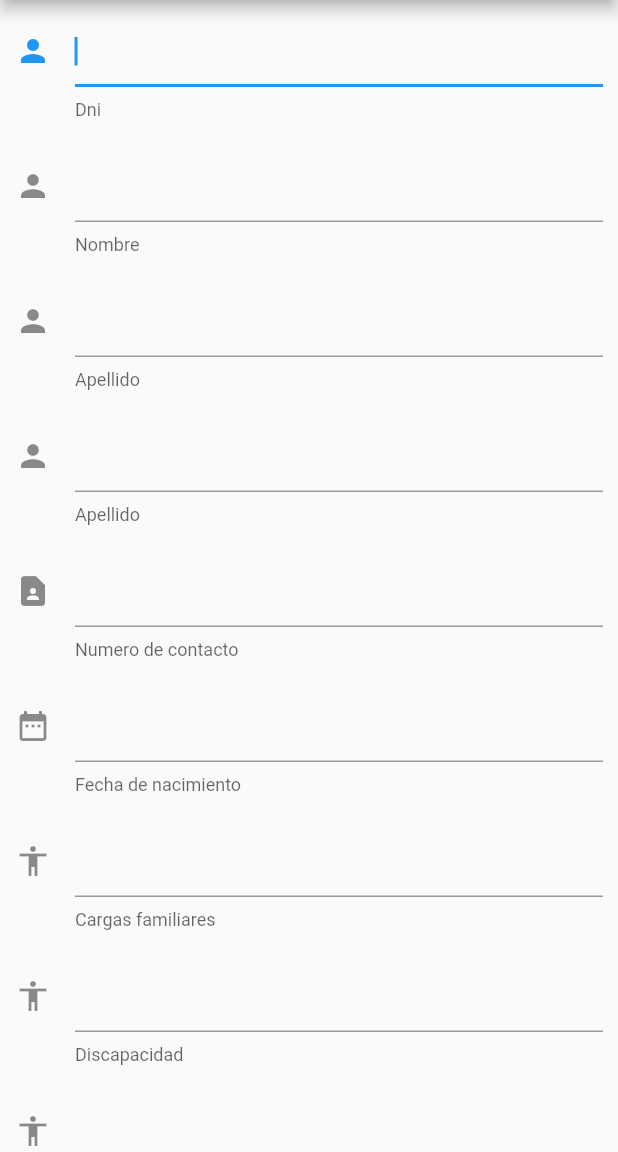
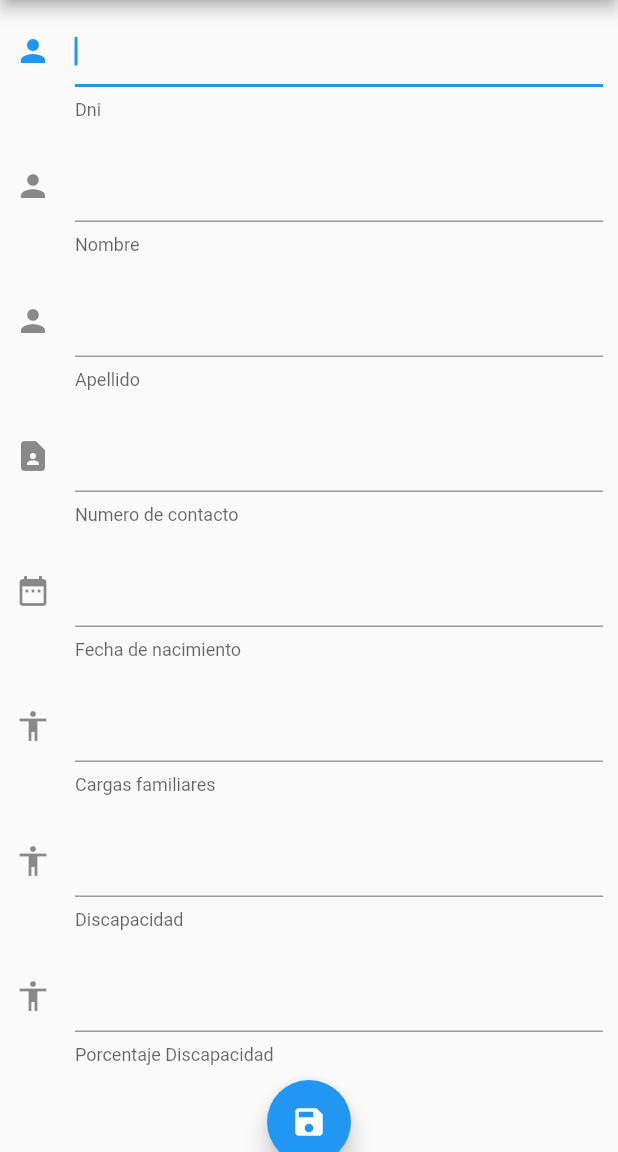
Before and after one commit to JhairV2002/grupo_1_a, a Flutter app: the ListPersonScreen screen opened by its route, after a tap on the "add" icon, on a phone screen of 412 x 824 dp, the part 84-1236 px from its top. Run offline on Flutter 3.47's test engine with Material 2 defaults, Android fonts, the phone set to English and light mode, and no system bars; network calls fail.

Commit message:
create y read funcionando

```diff
--- a/lib/providers/person_provider.dart
+++ b/lib/providers/person_provider.dart
@@ -1,15 +1,16 @@
 import 'dart:convert';
+import 'package:flutter/foundation.dart';
 import 'package:flutter/material.dart';
 import 'package:grupo_1_a/models/person.dart';
 import 'package:http/http.dart' as http;
 
 class PersonProvider with ChangeNotifier {
   final List<Person> persons = [];
-  final String url = 'http://localhost:8080/person/findAll';
+  String uri = 'http://localhost:8080/person';
 
   Future<List<Person>> getPersons() async {
-    var uri = Uri.parse(url);
-    var response = await http.get(uri);
+    var url = Uri.parse("$uri/findAll");
+    var response = await http.get(url);
     List<dynamic> responseBody = await jsonDecode(response.body);
 
     responseBody.forEach((el) {
@@ -21,4 +22,20 @@ class PersonProvider with ChangeNotifier {
     return persons;
   }
 
+  Future createPerson(Map<String, String> body) async {
+    var url = Uri.parse("$uri/save");
+    var response = await http.post(url,
+        body: jsonEncode(body), headers: {"Content-Type": "application/json"});
+    print(response);
+  }
+
+  Future<Person> getPersonById(id) async {
+    String url = 'http://localhost:8080/person/findById/$id';
+    var uri = Uri.parse(url);
+    var response = await http.get(uri);
+    var resposeBody = await jsonDecode(response.body);
+    Person person = Person.fromJson(resposeBody);
+
+    return person;
+  }
 }
--- a/lib/screens/form.dart
+++ b/lib/screens/form.dart
@@ -1,17 +1,38 @@
+import 'dart:async';
 import 'package:flutter/material.dart';
+import 'package:grupo_1_a/models/person.dart';
+import 'package:grupo_1_a/providers/person_provider.dart';
 import 'package:grupo_1_a/widgets/text_form_field.dart';
+import 'package:provider/provider.dart';
 
 class FormScreen extends StatelessWidget {
-  const FormScreen({super.key});
+  Person? person;
+  FormScreen({super.key, this.person});
+
+  Map<String, String> formValues = {
+    "id": "0",
+    "dni": "",
+    "name": "",
+    "lastname": "",
+    "contactNumber": "",
+    "birtday": "",
+    "familyBurdens": "",
+    "disability": "",
+    "disabilityPercent": "",
+  };
+  final _formKey = GlobalKey<FormState>();
 
   @override
   Widget build(BuildContext context) {
+    final personProvider = Provider.of<PersonProvider>(context);
     return Scaffold(
       resizeToAvoidBottomInset: false,
       appBar: AppBar(
           title: const Text("Agregar persona"),
           backgroundColor: const Color.fromARGB(255, 23, 18, 18)),
-      body: SingleChildScrollView(
+      body: Form(
+        key: _formKey,
+        child: SingleChildScrollView(
           child: Column(
             mainAxisAlignment: MainAxisAlignment.center,
             children: <Widget>[
@@ -20,50 +41,73 @@ class FormScreen extends StatelessWidget {
                 helperText: 'Dni',
                 keyboardType: TextInputType.number,
                 icon: const Icon(Icons.person),
+                onChange: (value) {
+                  formValues['dni'] = value ?? '';
+                  print(formValues);
+                },
               ),
               CustomTextFormField(
                 helperText: 'Nombre',
                 icon: const Icon(Icons.person),
+                onChange: (value) {
+                  formValues['name'] = value ?? '';
+                },
               ),
               CustomTextFormField(
                 helperText: 'Apellido',
                 icon: const Icon(Icons.person),
-            ),
-            CustomTextFormField(
-              helperText: 'Apellido',
-              icon: const Icon(Icons.person),
+                onChange: (value) {
+                  formValues['lastname'] = value ?? '';
+                },
               ),
               CustomTextFormField(
                 helperText: 'Numero de contacto',
                 keyboardType: TextInputType.number,
                 icon: const Icon(Icons.contact_page),
+                onChange: (value) {
+                  formValues['contactNumber'] = value ?? '';
+                },
               ),
               CustomTextFormField(
                 helperText: 'Fecha de nacimiento',
                 keyboardType: TextInputType.datetime,
                 icon: const Icon(Icons.date_range),
+                onChange: (value) {
+                  formValues['birthday'] = value ?? '';
+                },
               ),
               CustomTextFormField(
                 helperText: 'Cargas familiares',
                 keyboardType: TextInputType.number,
                 icon: const Icon(Icons.accessibility),
+                onChange: (value) {
+                  formValues['familyBurdens'] = value ?? '';
+                },
               ),
               CustomTextFormField(
                 helperText: 'Discapacidad',
                 keyboardType: TextInputType.number,
                 icon: const Icon(Icons.accessibility),
-            ),
-            CustomTextFormField(
-              helperText: 'Discapacidad',
-              keyboardType: TextInputType.number,
-              icon: const Icon(Icons.accessibility),
+                onChange: (value) {
+                  formValues['disability'] = value ?? '';
+                },
               ),
               CustomTextFormField(
                 helperText: 'Porcentaje Discapacidad',
                 keyboardType: TextInputType.number,
                 icon: const Icon(Icons.accessibility),
+                onChange: (value) {
+                  formValues['disabilityPercent'] = value ?? '';
+                },
               ),
+              FloatingActionButton(
+                onPressed: () {
+                  personProvider.createPerson(formValues);
+                },
+                child: const Icon(Icons.save),
+              )
             ],
+          ),
         ),
       ),
     );
--- a/lib/widgets/text_form_field.dart
+++ b/lib/widgets/text_form_field.dart
@@ -10,7 +10,8 @@ class CustomTextFormField extends StatelessWidget {
       this.helperText,
       this.autofocus,
       this.keyboardType,
-      this.obscureText});
+      this.obscureText,
+      required this.onChange});
 
   Icon? icon;
   Icon? suffixIcon;
@@ -20,6 +21,7 @@ class CustomTextFormField extends StatelessWidget {
   bool? autofocus;
   TextInputType? keyboardType;
   bool? obscureText;
+  Function(String?) onChange;
 
   @override
   Widget build(BuildContext context) {
@@ -35,6 +37,8 @@ class CustomTextFormField extends StatelessWidget {
             hintText: hintText,
             labelText: labelText,
             helperText: helperText,
-            ))));
+          ),
+          onChanged: onChange,
+        )));
   }
 }
```
Also changed, not shown: lib/main.dart (+18 -1 lines), lib/screens/list.dart (+7 -3 lines), 1 other file. Lines whose indentation alone changed are shown as unchanged.
